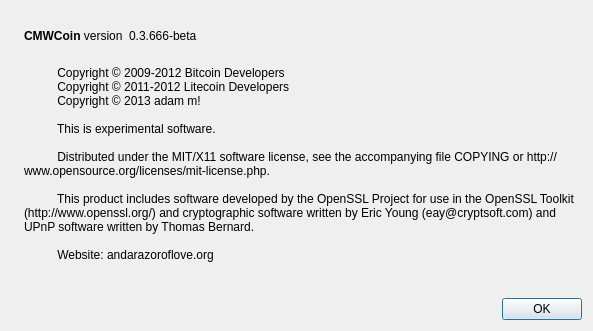
The window that src/qt/forms/aboutdialog.ui (yorulez/ncfdcoin) describes before a commit, drawn with Qt 5.
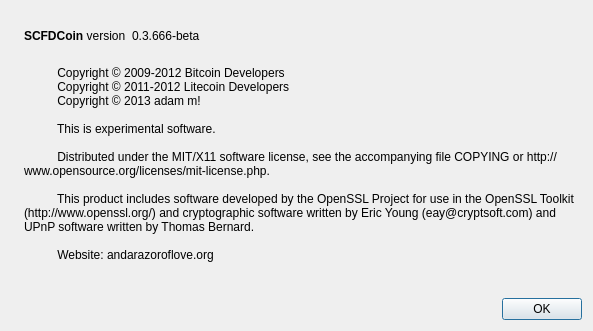
The same window after the commit. Icons and pictures are not drawn.

```diff
--- a/src/qt/forms/aboutdialog.ui
+++ b/src/qt/forms/aboutdialog.ui
@@ -50,7 +50,7 @@
           <cursorShape>IBeamCursor</cursorShape>
          </property>
          <property name="text">
-          <string>&lt;b&gt;CMWCoin&lt;/b&gt; version</string>
+          <string>&lt;b&gt;SCFDCoin&lt;/b&gt; version</string>
          </property>
          <property name="textInteractionFlags">
           <set>Qt::LinksAccessibleByMouse|Qt::TextSelectableByKeyboard|Qt::TextSelectableByMouse</set>
```
Left out of the diff: 2 changed lines with no effect on the pictures.
